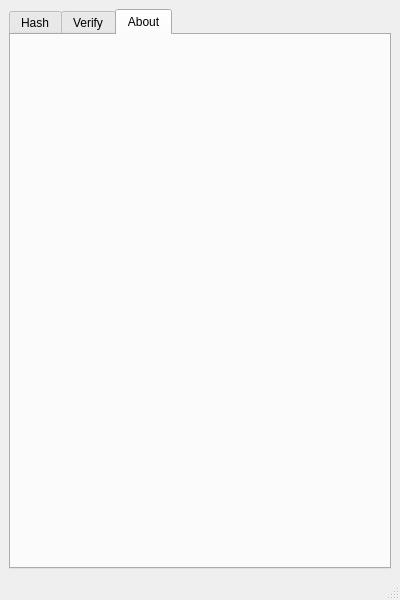
The window that src/mainwindow.ui (GlitchedPolygons/Argon2GUI) describes before a commit, drawn with Qt 5.
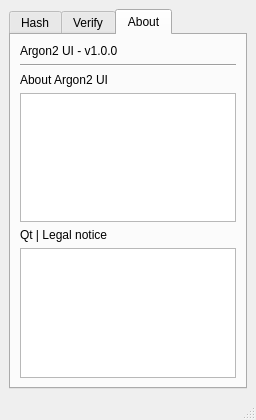
The same window after the commit. The open tabs and pages were chosen to show the change.

Patch:
```diff
--- a/src/mainwindow.ui
+++ b/src/mainwindow.ui
@@ -6,10 +6,16 @@
    <rect>
     <x>0</x>
     <y>0</y>
-    <width>400</width>
-    <height>600</height>
+    <width>256</width>
+    <height>420</height>
    </rect>
   </property>
+  <property name="minimumSize">
+   <size>
+    <width>256</width>
+    <height>420</height>
+   </size>
+  </property>
   <property name="windowTitle">
    <string>Argon2 UI</string>
   </property>
@@ -244,6 +250,61 @@
        <attribute name="title">
         <string>About</string>
        </attribute>
+       <layout class="QVBoxLayout" name="verticalLayout_5">
+        <item>
+         <layout class="QVBoxLayout" name="aboutTabVerticalLayout">
+          <item>
+           <widget class="QLabel" name="aboutTabTitleLabel">
+            <property name="text">
+             <string>Argon2 UI - v1.0.0</string>
+            </property>
+           </widget>
+          </item>
+          <item>
+           <widget class="Line" name="aboutTabTitleSeparatorLine">
+            <property name="orientation">
+             <enum>Qt::Horizontal</enum>
+            </property>
+           </widget>
+          </item>
+          <item>
+           <layout class="QVBoxLayout" name="aboutTabInfoVerticalLayout">
+            <item>
+             <widget class="QLabel" name="aboutTextLabel">
+              <property name="text">
+               <string>About Argon2 UI</string>
+              </property>
+             </widget>
+            </item>
+            <item>
+             <widget class="QTextEdit" name="aboutTextEdit">
+              <property name="undoRedoEnabled">
+               <bool>false</bool>
+              </property>
+              <property name="readOnly">
+               <bool>true</bool>
+              </property>
+             </widget>
+            </item>
+           </layout>
+          </item>
+          <item>
+           <layout class="QVBoxLayout" name="aboutTabLegalNoticeVerticalLayout">
+            <item>
+             <widget class="QLabel" name="aboutTabLegalNoticeLabel">
+              <property name="text">
+               <string>Qt | Legal notice</string>
+              </property>
+             </widget>
+            </item>
+            <item>
+             <widget class="QTextEdit" name="aboutTabLegalNoticeTextEdit"/>
+            </item>
+           </layout>
+          </item>
+         </layout>
+        </item>
+       </layout>
       </widget>
      </widget>
     </item>
```
Left out of the diff: 69 changed lines with no effect on the pictures. Lines whose indentation alone changed are shown as unchanged.
